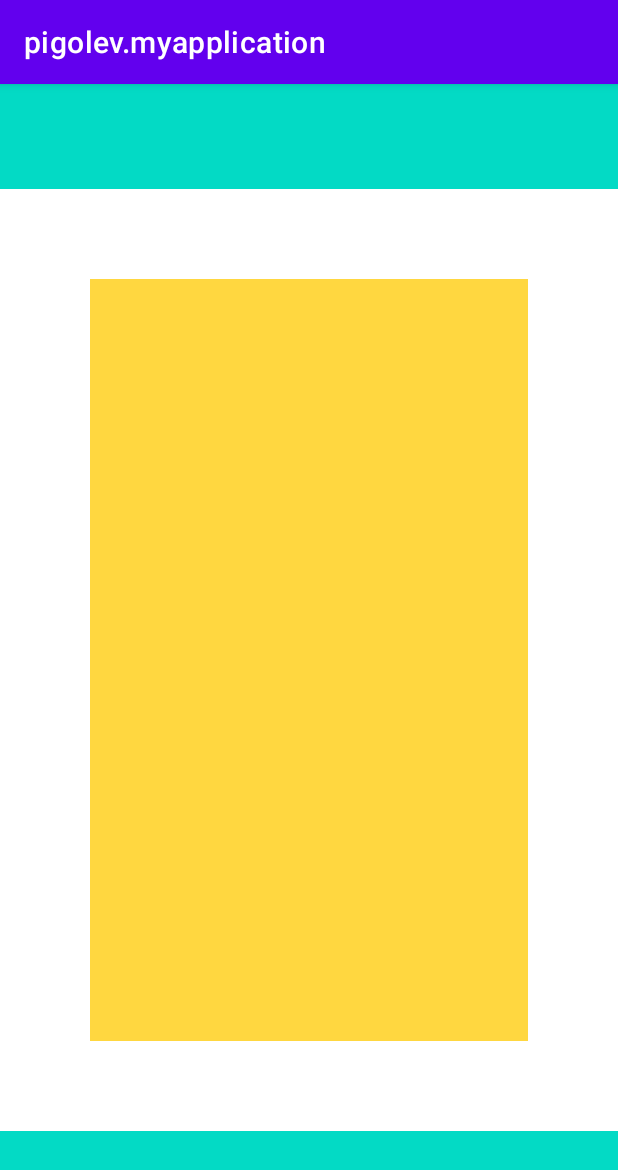
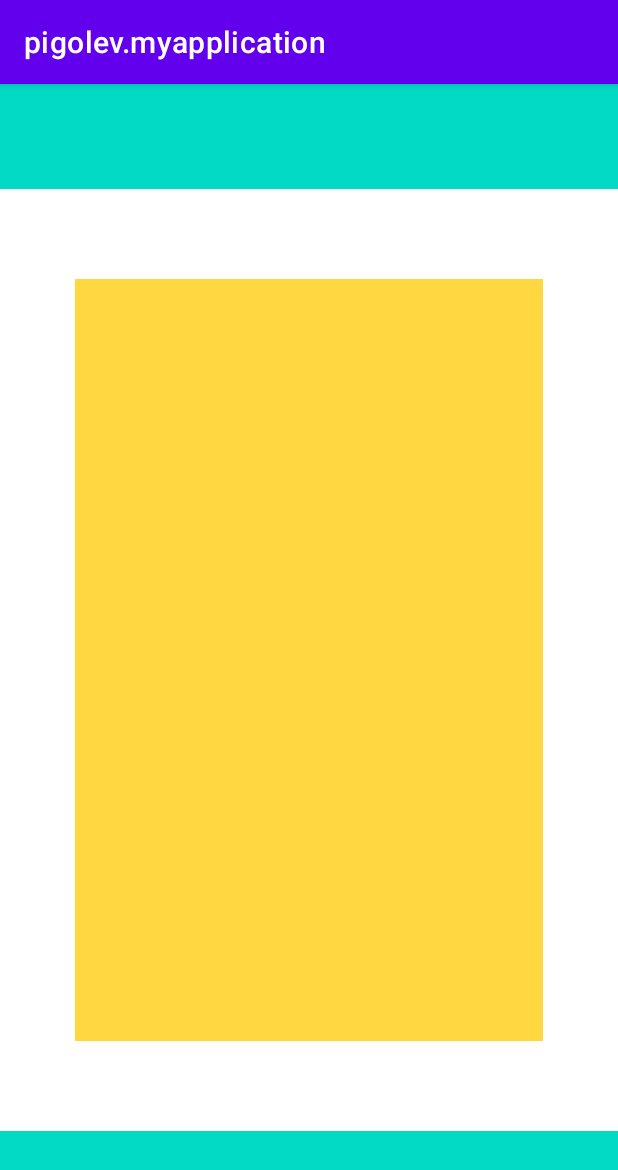
Before and after one commit to Kirill-Pi/AndroidUi_Homework, an Android app: the screen it shows after launch (MainActivity), on a phone screen of 412 x 824 dp. Shown: the top 1170 px of the screen. Run offline under Robolectric (Android 15) with nearby library versions, the phone set to English and light mode, and no system bars.

Commit message:
Added margins

```diff
--- a/app/src/main/res/layout/activity_main.xml
+++ b/app/src/main/res/layout/activity_main.xml
@@ -27,7 +27,10 @@
     <LinearLayout
         android:layout_width="0dp"
         android:layout_height="0dp"
-        android:layout_margin="60dp"
+        android:layout_marginTop="60dp"
+        android:layout_marginBottom="60dp"
+        android:layout_marginStart="50dp"
+        android:layout_marginEnd="50dp"
         android:orientation="vertical"
         app:layout_constraintBottom_toTopOf="@+id/view_bottom"
         app:layout_constraintEnd_toEndOf="parent"
```
